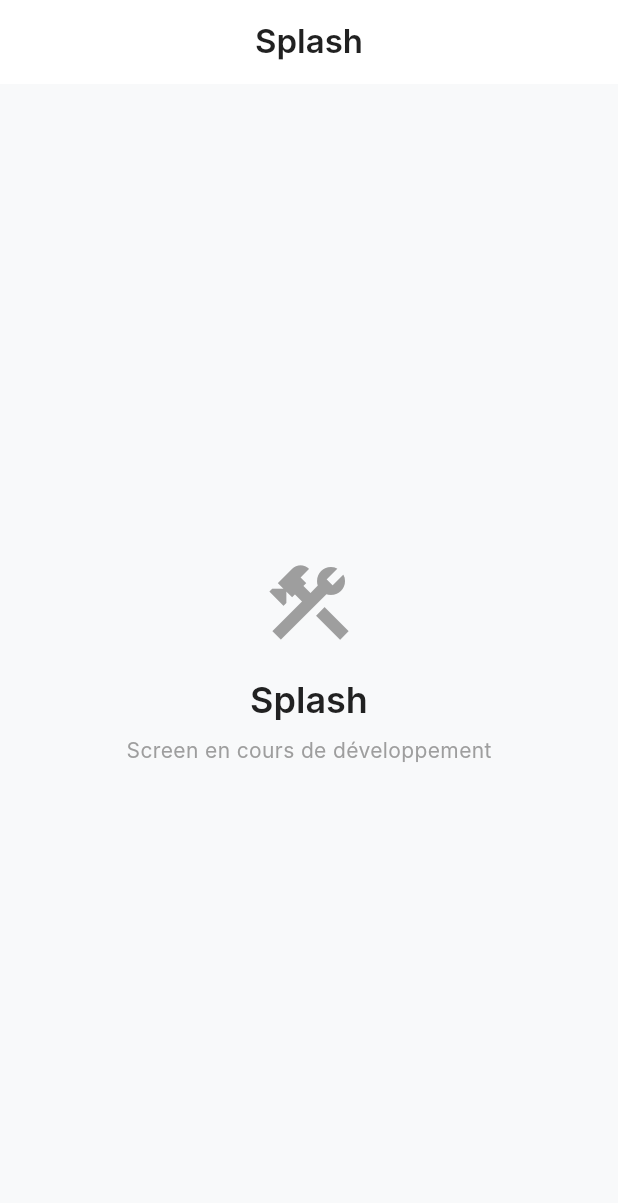
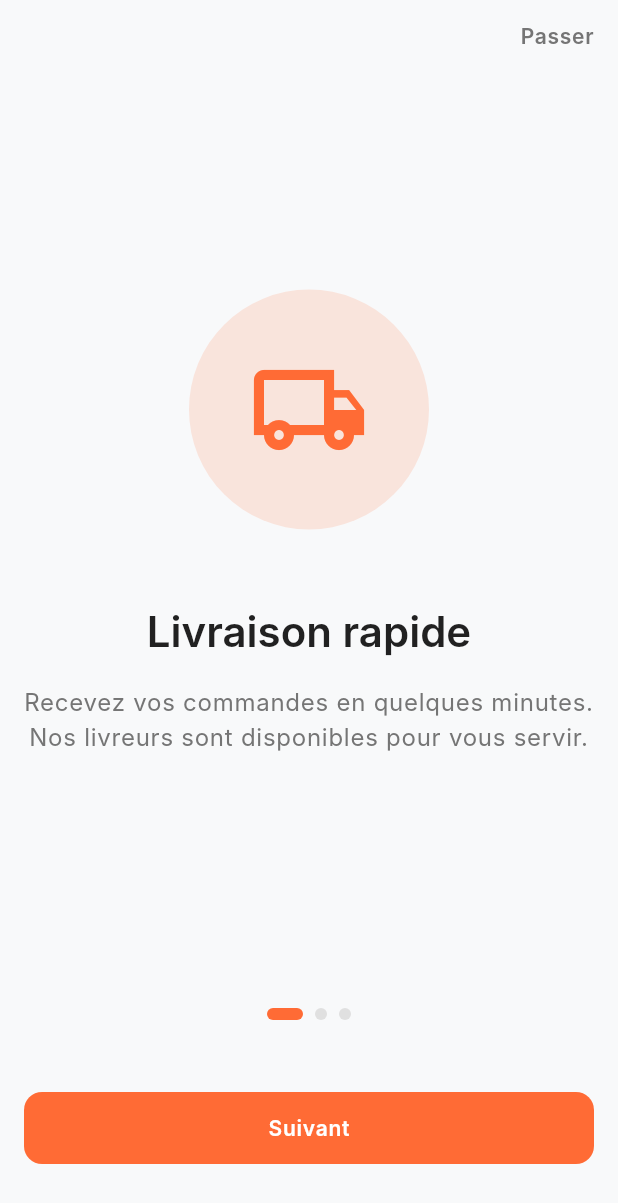
Before and after one commit to angenor/nelo, a Flutter app: the screen it shows after launch, on a phone screen of 412 x 824 dp. Shown: the top 1203 px of the screen. Run offline on Flutter 3.47's test engine with Material 3 defaults, Android fonts, the light colour scheme and no system bars; our stand-ins replace dio, flutter_secure_storage, get_it, go_router, injectable; Roboto replaces fonts that are missing (Inter).

Commit message:
app client - 1.3 Onboarding

```diff
--- a/apps/mobile-client/lib/app/router.dart
+++ b/apps/mobile-client/lib/app/router.dart
@@ -1,5 +1,7 @@
 import 'package:flutter/material.dart';
 import 'package:go_router/go_router.dart';
+import '../presentation/screens/onboarding/onboarding_screen.dart';
+import '../presentation/screens/splash/splash_screen.dart';
 
 /// Route names
 class AppRoutes {
@@ -39,14 +41,14 @@ class AppRouter {
       GoRoute(
         path: AppRoutes.splash,
         name: 'splash',
-        builder: (context, state) => const _PlaceholderScreen(title: 'Splash'),
+        builder: (context, state) => const SplashScreen(),
       ),
 
       // Onboarding
       GoRoute(
         path: AppRoutes.onboarding,
         name: 'onboarding',
-        builder: (context, state) => const _PlaceholderScreen(title: 'Onboarding'),
+        builder: (context, state) => const OnboardingScreen(),
       ),
 
       // Auth routes
--- a/apps/mobile-client/lib/core/constants/constants.dart
+++ b/apps/mobile-client/lib/core/constants/constants.dart
@@ -1,3 +1,4 @@
 // Barrel file for constants
 export 'app_constants.dart';
 export 'api_endpoints.dart';
+export 'asset_paths.dart';
--- /dev/null
+++ b/apps/mobile-client/lib/presentation/screens/onboarding/onboarding_screen.dart
@@ -0,0 +1,212 @@
+import 'package:flutter/material.dart';
+import 'package:go_router/go_router.dart';
+import '../../../app/router.dart';
+import '../../../core/di/injection.dart';
+import '../../../core/theme/theme.dart';
+import '../../../core/widgets/widgets.dart';
+import '../../../data/datasources/local/auth_local_datasource.dart';
+
+/// Onboarding screen with slides
+class OnboardingScreen extends StatefulWidget {
+  const OnboardingScreen({super.key});
+
+  @override
+  State<OnboardingScreen> createState() => _OnboardingScreenState();
+}
+
+class _OnboardingScreenState extends State<OnboardingScreen> {
+  final PageController _pageController = PageController();
+  int _currentPage = 0;
+
+  final List<OnboardingSlide> _slides = [
+    const OnboardingSlide(
+      icon: Icons.local_shipping_outlined,
+      title: 'Livraison rapide',
+      description:
+          'Recevez vos commandes en quelques minutes. Nos livreurs sont disponibles pour vous servir.',
+    ),
+    const OnboardingSlide(
+      icon: Icons.restaurant_menu_outlined,
+      title: 'Large choix',
+      description:
+          'Restaurants, pharmacies, courses... Trouvez tout ce dont vous avez besoin près de chez vous.',
+    ),
+    const OnboardingSlide(
+      icon: Icons.payment_outlined,
+      title: 'Paiement sécurisé',
+      description:
+          'Payez facilement avec Wave, Mobile Money ou en espèces à la livraison.',
+    ),
+  ];
+
+  @override
+  void dispose() {
+    _pageController.dispose();
+    super.dispose();
+  }
+
+  void _onPageChanged(int page) {
+    setState(() {
+      _currentPage = page;
+    });
+  }
+
+  void _nextPage() {
+    if (_currentPage < _slides.length - 1) {
+      _pageController.nextPage(
+        duration: const Duration(milliseconds: 300),
+        curve: Curves.easeInOut,
+      );
+    } else {
+      _completeOnboarding();
+    }
+  }
+
+  void _skip() {
+    _completeOnboarding();
+  }
+
+  Future<void> _completeOnboarding() async {
+    final authLocalDataSource = getIt<AuthLocalDataSource>();
+    await authLocalDataSource.setOnboardingCompleted();
+
+    if (mounted) {
+      context.go(AppRoutes.login);
+    }
+  }
+
+  @override
+  Widget build(BuildContext context) {
+    return Scaffold(
+      backgroundColor: AppColors.background,
+      body: SafeArea(
+        child: Column(
+          children: [
+            // Skip button
+            Align(
+              alignment: Alignment.topRight,
+              child: TextButton(
+                onPressed: _skip,
+                child: Text(
+                  'Passer',
+                  style: AppTypography.buttonMedium.copyWith(
+                    color: AppColors.textSecondary,
+                  ),
+                ),
+              ),
+            ),
+
+            // Page view
+            Expanded(
+              child: PageView.builder(
+                controller: _pageController,
+                onPageChanged: _onPageChanged,
+                itemCount: _slides.length,
+                itemBuilder: (context, index) => _slides[index],
+              ),
+            ),
+
+            // Indicators
+            Padding(
+              padding: const EdgeInsets.symmetric(vertical: AppSpacing.lg),
+              child: Row(
+                mainAxisAlignment: MainAxisAlignment.center,
+                children: List.generate(
+                  _slides.length,
+                  (index) => _buildIndicator(index),
+                ),
+              ),
+            ),
+
+            // Button
+            Padding(
+              padding: AppSpacing.screenPadding,
+              child: AppButton(
+                text: _currentPage == _slides.length - 1
+                    ? 'Commencer'
+                    : 'Suivant',
+                onPressed: _nextPage,
+              ),
+            ),
+
+            const SizedBox(height: AppSpacing.lg),
+          ],
+        ),
+      ),
+    );
+  }
+
+  Widget _buildIndicator(int index) {
+    final isActive = index == _currentPage;
+    return AnimatedContainer(
+      duration: const Duration(milliseconds: 200),
+      margin: const EdgeInsets.symmetric(horizontal: 4),
+      width: isActive ? 24 : 8,
+      height: 8,
+      decoration: BoxDecoration(
+        color: isActive ? AppColors.primary : AppColors.grey300,
+        borderRadius: BorderRadius.circular(4),
+      ),
+    );
+  }
+}
+
+/// Single onboarding slide
+class OnboardingSlide extends StatelessWidget {
+  const OnboardingSlide({
+    super.key,
+    required this.icon,
+    required this.title,
+    required this.description,
+  });
+
+  final IconData icon;
+  final String title;
+  final String description;
+
+  @override
+  Widget build(BuildContext context) {
+    return Padding(
+      padding: AppSpacing.screenPadding,
+      child: Column(
+        mainAxisAlignment: MainAxisAlignment.center,
+        children: [
+          // Icon container
+          Container(
+            width: 160,
+            height: 160,
+            decoration: BoxDecoration(
+              color: AppColors.primaryLight.withValues(alpha: 0.2),
+              shape: BoxShape.circle,
+            ),
+            child: Icon(
+              icon,
+              size: 80,
+              color: AppColors.primary,
+            ),
+          ),
+
+          const SizedBox(height: AppSpacing.xxl),
+
+          // Title
+          Text(
+            title,
+            style: AppTypography.headlineMedium,
+            textAlign: TextAlign.center,
+          ),
+
+          const SizedBox(height: AppSpacing.md),
+
+          // Description
+          Text(
+            description,
+            style: AppTypography.bodyLarge.copyWith(
+              color: AppColors.textSecondary,
+            ),
+            textAlign: TextAlign.center,
+          ),
+        ],
+      ),
+    );
+  }
+}
--- a/apps/mobile-client/pubspec.yaml
+++ b/apps/mobile-client/pubspec.yaml
@@ -68,6 +68,7 @@ flutter:
   assets:
     - assets/images/
     - assets/icons/
+    - assets/logos/
 
   # fonts:
   #   - family: Inter
```
Also changed, not shown: apps/mobile-client/lib/core/constants/asset_paths.dart (added, +17 -0 lines), apps/mobile-client/lib/data/datasources/local/auth_local_datasource.dart (added, +60 -0 lines), apps/mobile-client/lib/presentation/screens/splash/splash_screen.dart (added, +135 -0 lines), apps/mobile-client/assets/logos/logo_de_test.png (added), apps/mobile-client/lib/core/di/injection.config.dart, 2 other files.
